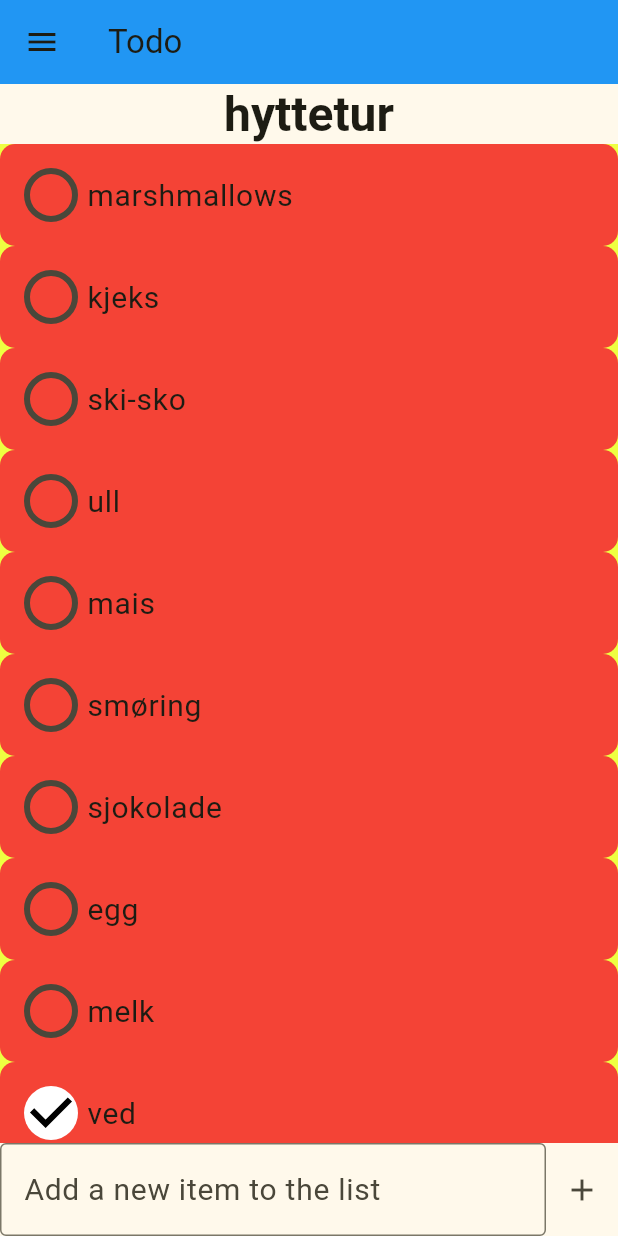
After one commit to Skippyoftedal/IDATT2506_Project, a Flutter app: the screen it shows after launch, in the side drawer, after a tap on the "add" icon, on a phone screen of 412 x 824 dp. The commit adds this screen. Run offline on Flutter 3.47's test engine with Material 3 defaults, Android fonts, the phone set to English and light mode, and no system bars.

Commit message:
refactor todolist
- make a list contain seperate arrays for finished and inProgress
- fik the listview so that the items can be dragged in their own list

```diff
--- a/lib/model/todo_item.dart
+++ b/lib/model/todo_item.dart
@@ -1,19 +1,26 @@
+import 'dart:developer';
+
 class TodoItem {
   String item;
-  bool isCompleted;
 
-  TodoItem(this.item, this.isCompleted);
+  TodoItem(this.item);
 
   factory TodoItem.fromJson(Map<String, dynamic> json) {
-    return TodoItem(json["item"], json["isCompleted"]);
+    try {
+      return TodoItem(json["item"]);
+    } catch (e) {
+
+      log("json parsing error for todoItem :$e");
+      throw StateError("Cannot parse $json");
+    }
   }
 
   Map<String, dynamic> toJson() {
-    return {"item": item, "isCompleted": isCompleted};
+    return {"item": item};
   }
 
   @override
   String toString() {
-    return "$item: $isCompleted";
+    return item;
   }
 }
--- a/lib/model/todo_list.dart
+++ b/lib/model/todo_list.dart
@@ -1,40 +1,67 @@
 import 'dart:convert';
+import 'dart:developer';
 
 import 'package:idatt2506_project/model/todo_item.dart';
 
 class TodoList {
   String name;
-  List<TodoItem> items;
+  List<TodoItem> completed;
+  List<TodoItem> inProgress;
 
-  TodoList(this.name, this.items);
-
+  TodoList(this.name, this.completed, this.inProgress);
 
   factory TodoList.fromJson(Map<String, dynamic> json) {
-    var itemList =
-    (json["items"] as List).map((item) => TodoItem.fromJson(item)).toList();
+    var completedJson = (json["completed"] as List)
+        .map((item) => TodoItem.fromJson(item))
+        .toList();
+    var inProgressJson = (json["inProgress"] as List)
+        .map((item) => TodoItem.fromJson(item))
+        .toList();
 
-    return TodoList(json["name"], itemList);
+    return TodoList(json["name"], completedJson, inProgressJson);
   }
 
   factory TodoList.fromJsonString(String json) {
-    return TodoList.fromJson(jsonDecode(json));
+    try {
+      return TodoList.fromJson(jsonDecode(json));
+    } catch (e) {
+      log("json parsing error for todolist: $e");
+      throw StateError("Cannot parse $json");
+    }
   }
 
-
-
   Map<String, dynamic> toJson() {
-    return {
-      "name": name,
-      "items": items
-    };
+    return {"name": name, "completed": completed, "inProgress": inProgress};
   }
 
-  void addTodoItem(TodoItem item) {
-    items.add(item);
+  void addTodoItem({required TodoItem item, isCompleted = false}) {
+    var list = isCompleted ? completed : inProgress;
+    list.add(item);
+  }
+
+  void changeCompletedStatus(TodoItem item, isIsCompletedCurrently) {
+    var listFrom = isIsCompletedCurrently ? completed : inProgress;
+    var listTo = isIsCompletedCurrently ? inProgress : completed;
+    listFrom.remove(item);
+    listTo.add(item);
+  }
+
+  List<TodoItem> getAll() {
+    return [...completed, ...inProgress];
   }
 
   @override
   String toString() {
-    return "List: '$name' with ${items.length} items: [${items.join(", ")}]";
+    return "List: '$name' with ${getAll().length} items: [${getAll().join(", ")}]";
+  }
+
+  void reorder(int oldIndex, int newIndex, isCompleted) {
+    var list = isCompleted ? completed : inProgress;
+
+    if (oldIndex < newIndex) {
+      newIndex -= 1;
+    }
+    final item = list.removeAt(oldIndex);
+    list.insert(newIndex, item);
   }
 }
--- a/lib/pages/create_new_list_page.dart
+++ b/lib/pages/create_new_list_page.dart
@@ -1,8 +1,8 @@
 import 'package:flutter/material.dart';
 import 'package:idatt2506_project/services/list_service.dart';
 import 'package:idatt2506_project/pages/list_page.dart';
+import 'package:idatt2506_project/view/navigation/standard_scaffold.dart';
 
-import '../view/navigation/standard_scaffold.dart';
 
 class CreateNewListPage extends StatefulWidget {
   const CreateNewListPage({super.key});
--- a/lib/pages/list_page.dart
+++ b/lib/pages/list_page.dart
@@ -4,9 +4,9 @@ import 'package:flutter/material.dart';
 import 'package:idatt2506_project/services/list_service.dart';
 import 'package:idatt2506_project/model/todo_item.dart';
 import 'package:idatt2506_project/model/todo_list.dart';
-import 'package:idatt2506_project/view/todo/todo_item_widget.dart';
+import 'package:idatt2506_project/view/navigation/standard_scaffold.dart';
+import 'package:idatt2506_project/view/todo/reorderable_item_view.dart';
 
-import '../view/navigation/standard_scaffold.dart';
 
 class ListPage extends StatefulWidget {
   final String listName;
@@ -36,42 +36,15 @@ class _ListPageState extends State<ListPage> {
                         style: Theme.of(context).textTheme.headlineLarge),
                   ],
                 ),
-                Expanded(
-                  child: Container(
-                    height: 200,
-                    color: Colors.limeAccent,
-                    child: ListView(
-                      children: [
-                        for (var listItem in todoList!.items.reversed
-                            .where((it) => !it.isCompleted))
-                          TodoItemWidget(
-                            listItem,
-                            onClick: () {
-                              setState(() {
-                                listItem.isCompleted = !listItem.isCompleted;
-                              });
-                              log("The listitem has been clicked");
-                              updateList();
-                            },
-                          ),
-                        if (todoList?.items.any((it) => it.isCompleted) == true)
-                          const Text("Completed:", textAlign: TextAlign.center),
-                        for (var listItem in todoList!.items.reversed
-                            .where((it) => it.isCompleted))
-                          TodoItemWidget(
-                            listItem,
-                            onClick: () {
-                              setState(() {
-                                listItem.isCompleted = !listItem.isCompleted;
-                              });
-                              log("The listitem has been clicked");
-                              updateList();
-                            },
-                          ),
-                      ],
+                if (todoList != null)
+                  Expanded(
+                    child: Container(
+                      height: 200,
+                      color: Colors.limeAccent,
+                      child: ItemView(
+                          todoList: todoList!, onUpdateList: updateList),
                     ),
                   ),
-                ),
                 Row(
                   children: [
                     Expanded(
@@ -100,14 +73,17 @@ class _ListPageState extends State<ListPage> {
     );
   }
 
+
+
   void addTodoListItem(String text) {
     setState(() {
-      todoList?.addTodoItem(TodoItem(text, false));
+      todoList?.addTodoItem(item: TodoItem(text), isCompleted: false);
     });
     updateList();
   }
 
   void updateList() {
+    log("Updating list");
     if (todoList != null) {
       ListService.saveList(context, todoList!);
     }
--- a/lib/services/list_service.dart
+++ b/lib/services/list_service.dart
@@ -2,9 +2,9 @@ import 'dart:convert';
 import 'dart:developer';
 import 'dart:io';
 import 'package:flutter/material.dart';
+import 'package:idatt2506_project/model/todo_list.dart';
 import 'package:path_provider/path_provider.dart';
 
-import '../model/todo_list.dart';
 
 class ListService {
   static Future<void> addTestDataToApplicationDocuments(context) async {
@@ -94,7 +94,7 @@ class ListService {
   }
 
   static Future<void> createEmptyList(String name, context) async {
-    saveList(context, TodoList(name, List.empty()));
+    saveList(context, TodoList(name, List.empty(), List.empty()));
   }
 
   static Future<void> deleteList(String listName) async {
--- a/lib/view/navigation/app_bar.dart
+++ b/lib/view/navigation/app_bar.dart
@@ -6,7 +6,7 @@ class TodoAppBar extends StatelessWidget implements PreferredSizeWidget {
   @override
   Widget build(BuildContext context) {
     return AppBar(
-      title: const Text('Home'),
+      title: const Text('Todo'),
       backgroundColor: Colors.blue,
     );
   }
--- a/lib/view/navigation/standard_scaffold.dart
+++ b/lib/view/navigation/standard_scaffold.dart
@@ -7,7 +7,6 @@ class StandardScaffold extends StatelessWidget {
   const StandardScaffold({super.key, required this.body});
   final Widget body;
 
-
   @override
   Widget build(BuildContext context) {
     return Scaffold(
@@ -15,6 +14,5 @@ class StandardScaffold extends StatelessWidget {
       body: body,
       drawer: const AppDrawer(),
     );
-
   }
 }
--- /dev/null
+++ b/lib/view/todo/reorderable_item_view.dart
@@ -0,0 +1,77 @@
+import 'dart:developer';
+import 'package:flutter/material.dart';
+import 'package:idatt2506_project/model/todo_item.dart';
+import 'package:idatt2506_project/model/todo_list.dart';
+import 'package:idatt2506_project/view/todo/todo_item_widget.dart';
+
+class ItemView extends StatefulWidget {
+  const ItemView(
+      {super.key, required this.todoList, required this.onUpdateList});
+
+  final TodoList todoList;
+  final Function() onUpdateList;
+
+  @override
+  State<ItemView> createState() => _ItemViewState();
+}
+
+class _ItemViewState extends State<ItemView> {
+  void updateList() {
+    widget.onUpdateList();
+  }
+
+  @override
+  Widget build(BuildContext context) {
+    return SingleChildScrollView(
+      child: Column(
+        children: [
+          asScrollableList(widget.todoList.inProgress, false),
+          asScrollableList(widget.todoList.completed, true),
+        ],
+      ),
+    );
+  }
+
+  ReorderableListView asScrollableList(List<TodoItem> items, isCompleted) {
+    return ReorderableListView(
+      shrinkWrap: true,
+      physics: const NeverScrollableScrollPhysics(),
+      onReorder: (int oldIndex, int newIndex) {
+        setState(() {
+          widget.todoList.reorder(oldIndex, newIndex, isCompleted); //fix this
+          updateList();
+        });
+      },
+      proxyDecorator: (child, index, animation) =>
+          Material(
+            borderRadius: BorderRadius.circular(10),
+            shadowColor: Colors.black,
+            elevation: 5,
+            child: child,
+          ),
+      children: [
+        ...getFromCompletedStatus(isCompleted),
+      ],
+    );
+  }
+
+  List<TodoItemWidget> getFromCompletedStatus(bool isCompleted) {
+    var list =
+    isCompleted ? widget.todoList.completed : widget.todoList.inProgress;
+    return [
+      for (var listItem in list)
+        TodoItemWidget(
+          key: ValueKey(listItem),
+          todoItem: listItem,
+          isCompleted: isCompleted,
+          onClick: () {
+            setState(() {
+              widget.todoList.changeCompletedStatus(listItem, isCompleted);
+            });
+            log("The listitem has been clicked");
+            updateList();
+          },
+        ),
+    ];
+  }
+}
--- a/lib/view/todo/todo_item_widget.dart
+++ b/lib/view/todo/todo_item_widget.dart
@@ -1,19 +1,23 @@
 import 'package:flutter/material.dart';
+import 'package:idatt2506_project/model/todo_item.dart';
 
-import '../../model/todo_item.dart';
 
 class TodoItemWidget extends StatefulWidget {
   final TodoItem todoItem;
   final Function() onClick;
+  final bool isCompleted;
 
-  const TodoItemWidget(this.todoItem, {super.key, required this.onClick});
+  const TodoItemWidget(
+      {super.key,
+      required this.todoItem,
+      required this.isCompleted,
+      required this.onClick});
 
   @override
   State<TodoItemWidget> createState() => _TodoItemWidgetState();
 }
 
 class _TodoItemWidgetState extends State<TodoItemWidget> {
-
   @override
   void initState() {
     super.initState();
@@ -25,7 +29,7 @@ class _TodoItemWidgetState extends State<TodoItemWidget> {
       onTap: () => {widget.onClick()},
       child: Container(
         padding: const EdgeInsets.all(10),
-        margin: const EdgeInsets.fromLTRB(20, 20, 20, 0),
+        //margin: const EdgeInsets.fromLTRB(20, 20, 20, 0),
         decoration: BoxDecoration(
             color: Colors.red, borderRadius: BorderRadius.circular(10)),
         child: Row(
@@ -33,15 +37,17 @@ class _TodoItemWidgetState extends State<TodoItemWidget> {
             Transform.scale(
               scale: 2,
               child: Checkbox(
-                value: widget.todoItem.isCompleted,
+                value: widget.isCompleted,
                 fillColor: WidgetStateColor.resolveWith(
                   (_) {
-                    return widget.todoItem.isCompleted ? Colors.white : Colors.red;
+                    return widget.isCompleted
+                        ? Colors.white
+                        : Colors.red;
                   },
                 ),
                 checkColor: Colors.black,
                 shape: const CircleBorder(),
-               onChanged: (_) => {widget.onClick()},
+                onChanged: (_) => {widget.onClick()},
               ),
             ),
             Text(
```
Also changed, not shown: assets/testdata/hyttetur.json (+33 -7 lines), assets/testdata/middag.json (+13 -9 lines), lib/view/navigation/app_drawer.dart (+2 -5 lines).
